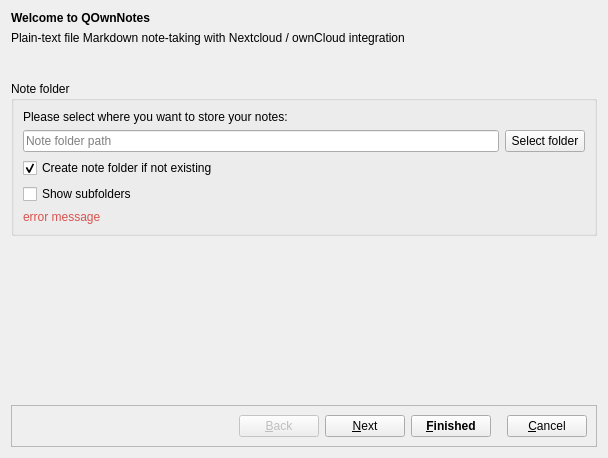
Before: the Qt Designer form src/dialogs/welcomedialog.ui in pbek/QOwnNotes, drawn with Qt 5.
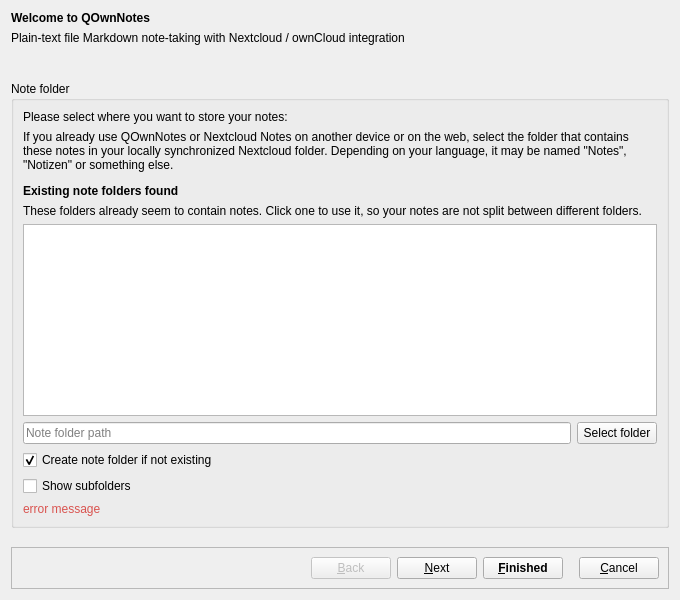
After: the same form once the commit is applied. Icons and pictures are not drawn. Custom widgets are drawn as their Qt base class.

Commit message:
qownnotes/qownnotes-android#54 welcomedialog: offer existing note folders before creating a new one
Lists local folders that already contain notes on the note folder page and asks before a new note folder is created next to them, so notes are not split between a new Notes folder and an existing one like a localized Nextcloud Notes folder.

Refs qownnotes/qownnotes-android#54

The edit to the form file:
```diff
--- a/src/dialogs/welcomedialog.ui
+++ b/src/dialogs/welcomedialog.ui
@@ -6,8 +6,8 @@
    <rect>
     <x>0</x>
     <y>0</y>
-    <width>608</width>
-    <height>458</height>
+    <width>680</width>
+    <height>600</height>
    </rect>
   </property>
   <property name="windowTitle">
@@ -175,7 +175,7 @@
           <string>Note folder</string>
          </property>
          <layout class="QGridLayout" name="gridLayout_3">
-          <item row="4" column="0">
+          <item row="6" column="0">
            <widget class="QLabel" name="errorMessageLabel">
             <property name="styleSheet">
              <string notr="true">* { color: #d9534f; }</string>
@@ -195,7 +195,17 @@
             </property>
            </widget>
           </item>
-          <item row="2" column="0">
+          <item row="1" column="0">
+           <widget class="QLabel" name="noteFolderHintLabel">
+            <property name="text">
+             <string>If you already use QOwnNotes or Nextcloud Notes on another device or on the web, select the folder that contains these notes in your locally synchronized Nextcloud folder. Depending on your language, it may be named "Notes", "Notizen" or something else.</string>
+            </property>
+            <property name="wordWrap">
+             <bool>true</bool>
+            </property>
+           </widget>
+          </item>
+          <item row="4" column="0">
            <widget class="QCheckBox" name="createNoteFolderCheckBox">
             <property name="text">
              <string>Create note folder if not existing</string>
@@ -205,7 +215,7 @@
             </property>
            </widget>
           </item>
-          <item row="1" column="0">
+          <item row="3" column="0">
            <widget class="QFrame" name="noteFolderSelectFrame">
             <property name="frameShape">
              <enum>QFrame::NoFrame</enum>
@@ -250,13 +260,85 @@
             </layout>
            </widget>
           </item>
-          <item row="3" column="0">
+          <item row="5" column="0">
            <widget class="QCheckBox" name="showNoteSubFoldersCheckBox">
             <property name="text">
              <string>Show subfolders</string>
             </property>
            </widget>
           </item>
+          <item row="2" column="0">
+           <widget class="QFrame" name="noteFolderCandidatesFrame">
+            <property name="frameShape">
+             <enum>QFrame::NoFrame</enum>
+            </property>
+            <property name="frameShadow">
+             <enum>QFrame::Raised</enum>
+            </property>
+            <layout class="QVBoxLayout" name="noteFolderCandidatesLayout">
+             <property name="leftMargin">
+              <number>0</number>
+             </property>
+             <property name="topMargin">
+              <number>6</number>
+             </property>
+             <property name="rightMargin">
+              <number>0</number>
+             </property>
+             <property name="bottomMargin">
+              <number>0</number>
+             </property>
+             <item>
+              <widget class="QLabel" name="noteFolderCandidatesHeadlineLabel">
+               <property name="font">
+                <font>
+                 <weight>75</weight>
+                 <bold>true</bold>
+                </font>
+               </property>
+               <property name="text">
+                <string>Existing note folders found</string>
+               </property>
+              </widget>
+             </item>
+             <item>
+              <widget class="QLabel" name="noteFolderCandidatesLabel">
+               <property name="text">
+                <string>These folders already seem to contain notes. Click one to use it, so your notes are not split between different folders.</string>
+               </property>
+               <property name="wordWrap">
+                <bool>true</bool>
+               </property>
+              </widget>
+             </item>
+             <item>
+              <widget class="QListWidget" name="noteFolderCandidatesListWidget">
+               <property name="sizePolicy">
+                <sizepolicy hsizetype="Expanding" vsizetype="Fixed">
+                 <horstretch>0</horstretch>
+                 <verstretch>0</verstretch>
+                </sizepolicy>
+               </property>
+               <property name="editTriggers">
+                <set>QAbstractItemView::NoEditTriggers</set>
+               </property>
+               <property name="horizontalScrollBarPolicy">
+                <enum>Qt::ScrollBarAlwaysOff</enum>
+               </property>
+               <property name="selectionMode">
+                <enum>QAbstractItemView::SingleSelection</enum>
+               </property>
+               <property name="spacing">
+                <number>1</number>
+               </property>
+               <property name="verticalScrollMode">
+                <enum>QAbstractItemView::ScrollPerPixel</enum>
+               </property>
+              </widget>
+             </item>
+            </layout>
+           </widget>
+          </item>
          </layout>
         </widget>
        </item>
```
The commit also changes 3 other files.
